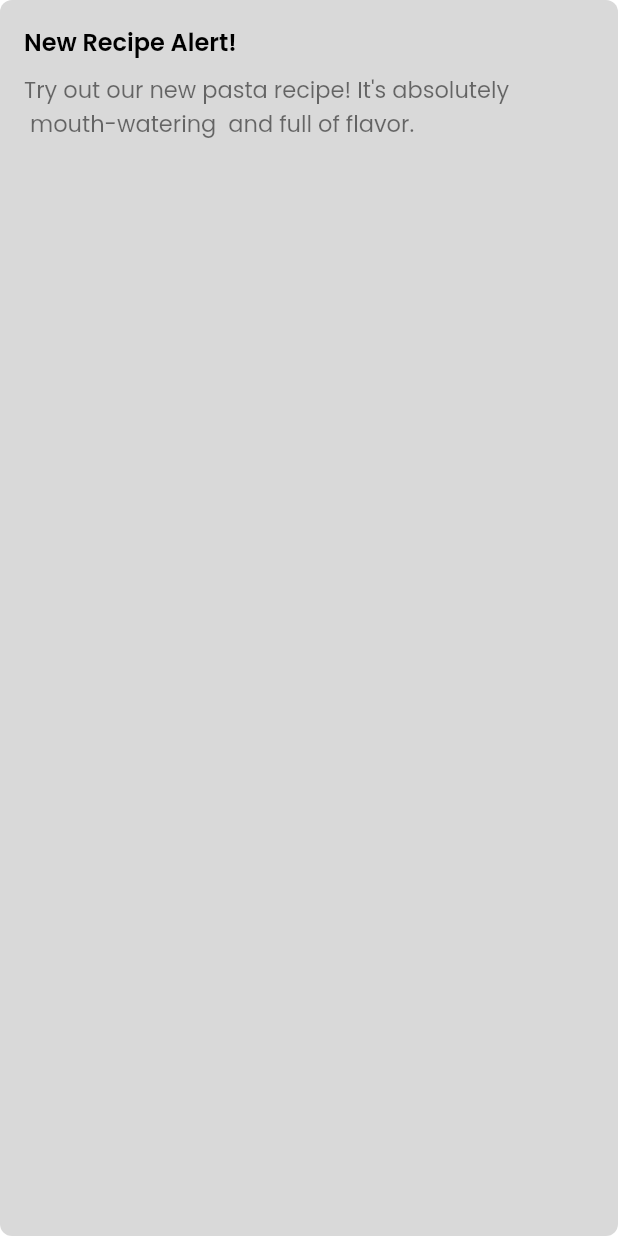
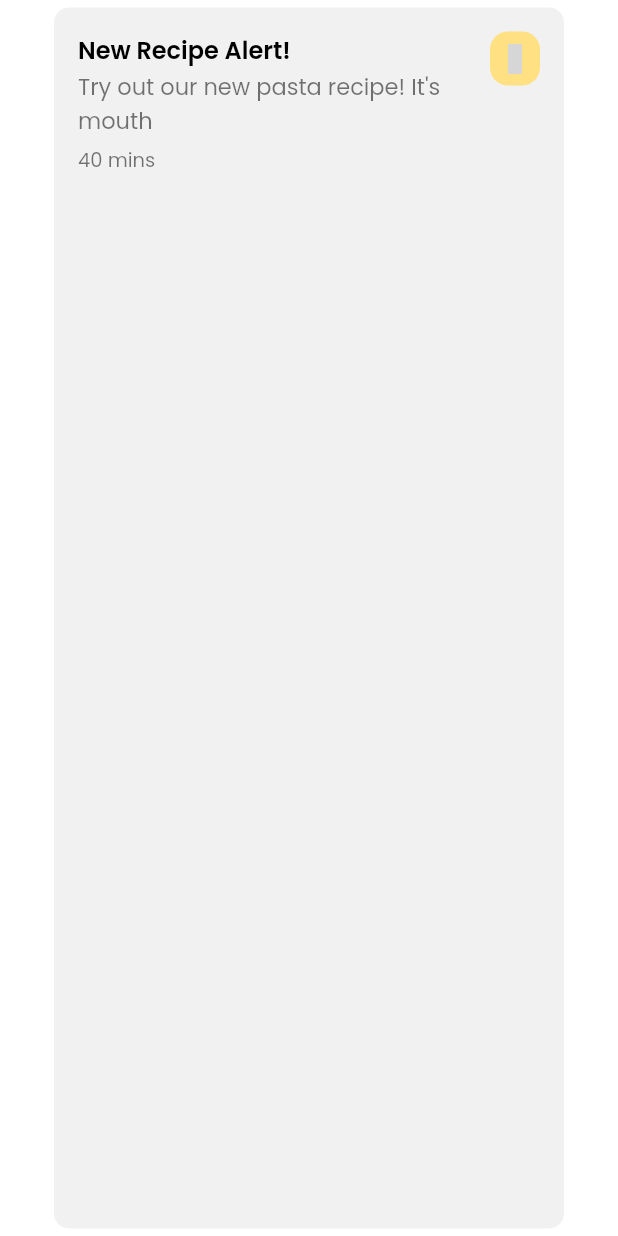
Before and after one commit to Dannny-Babs/Cookin, a Flutter app: the NotificationCard widget shown alone on an empty page, opened directly, on a phone screen of 412 x 824 dp. Run offline on Flutter 3.47's test engine with Material 2 defaults, Android fonts, the phone set to English and light mode, and no system bars; our stand-ins replace google_fonts, responsive_sizer, solar_icons; missing offline and left inert: dev_icons; grey boxes are pictures that could not be loaded.

Commit message:
notifications done

```diff
--- a/lib/widget/notification_alert.dart
+++ b/lib/widget/notification_alert.dart
@@ -1,3 +1,6 @@
+import 'dart:math';
+
+import 'package:cookin/utils/utils.dart';
 import 'package:cookin/widget/text.dart';
 import 'package:flutter/material.dart';
 import 'package:responsive_sizer/responsive_sizer.dart';
@@ -7,38 +10,66 @@ class NotificationCard extends StatelessWidget {
 
   @override
   Widget build(BuildContext context) {
-    return Container(
-      decoration: const BoxDecoration(
-        borderRadius: BorderRadius.all(
-          Radius.circular(8),
-        ),
-        color: Color.fromARGB(255, 217, 217, 217),
+    return Center(
+      child: Container(
+        width: 340,
+        margin: const EdgeInsets.symmetric(vertical: 5),
+        decoration: BoxDecoration(
+          borderRadius: BorderRadius.circular(10),
+          color: const Color.fromRGBO(217, 217, 217, 0.379),
         ),
         child: Padding(
-        padding: EdgeInsets.all(16.0),
+          padding: const EdgeInsets.all(16.0),
           child: Row(
-          mainAxisAlignment: MainAxisAlignment.start,
-          children: [
-            Column(
+            mainAxisSize: MainAxisSize.max,
             crossAxisAlignment: CrossAxisAlignment.start,
             children: [
-                MyText(
+              Expanded(
+                flex: 8,
+                child: Column(
+                  crossAxisAlignment: CrossAxisAlignment.start,
+                  children: [
+                    const MyText(
                       text: 'New Recipe Alert!',
                       fontSize: 16,
                       fontWeight: FontWeight.w600,
                     ),
-                SizedBox(
-                  height: 1.h,
-                ),
-                Text(
-                  "Try out our new pasta recipe! It's absolutely\n mouth-watering  and full of flavor. ",
+                    const SizedBox(height: 1),
+                    const Text(
+                      "Try out our new pasta recipe! It's mouth\n-watering and full of flavor.",
                       maxLines: 2,
                       overflow: TextOverflow.ellipsis,
                       style: TextStyle(fontSize: 15, color: Colors.black54),
+                    ),
+                    const SizedBox(height: 5),
+                    MyText(
+                      text: '${(Random().nextInt(45) + 15).toString()} mins',
+                      fontSize: 13,
+                      color: Colors.black54,
+                    ),
+                  ],
+                ),
+              ),
+              const SizedBox(width: 8),
+              Flexible(
+                flex: 1,
+                child: Container(
+                  decoration: BoxDecoration(
+                    borderRadius: const BorderRadius.all(
+                      Radius.circular(12),
+                    ),
+                    color: Colors.amber[200],
+                  ),
+                  padding: const EdgeInsets.all(8.0),
+                  child: Icon(
+                    SolarIconsBold.fileText,
+                    size: 20,
+                    color: Colors.amber[600],
+                  ),
+                ),
               )
             ],
-            )
-          ],
+          ),
         ),
       ),
     );
```
Also changed, not shown: lib/pages/notificationPage.dart (+30 -1 lines). Lines whose indentation alone changed are shown as unchanged.
